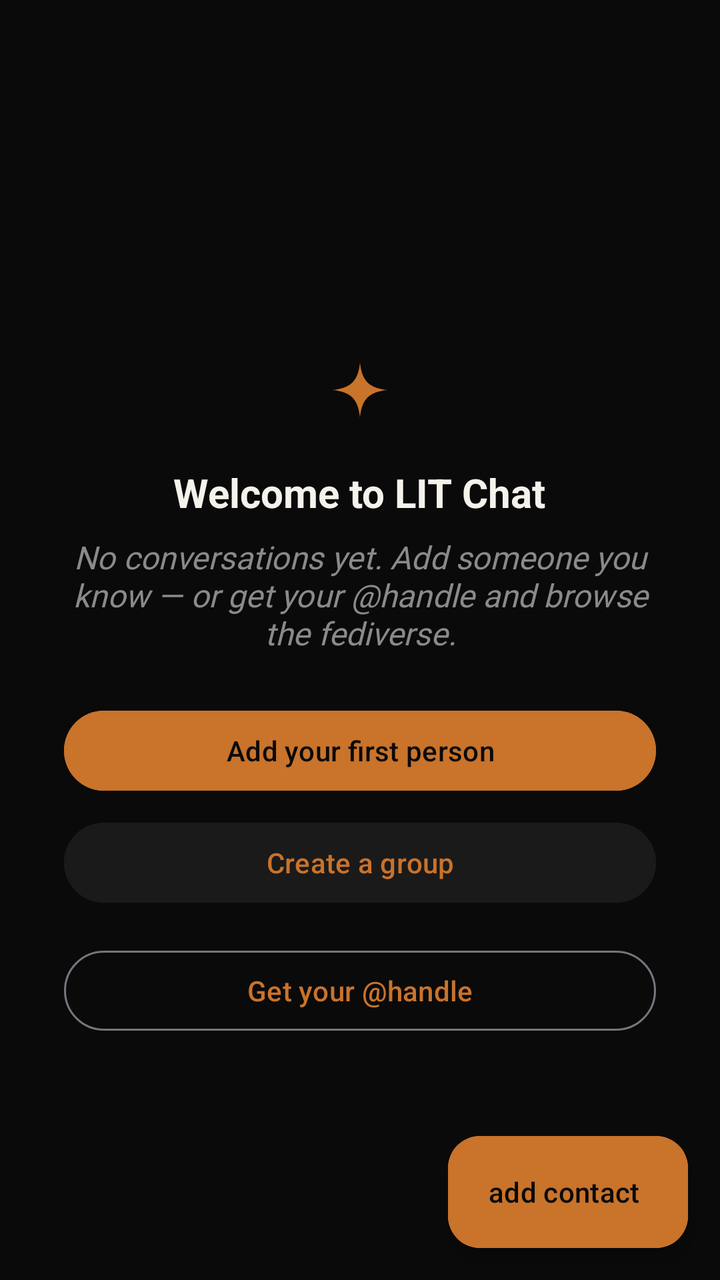
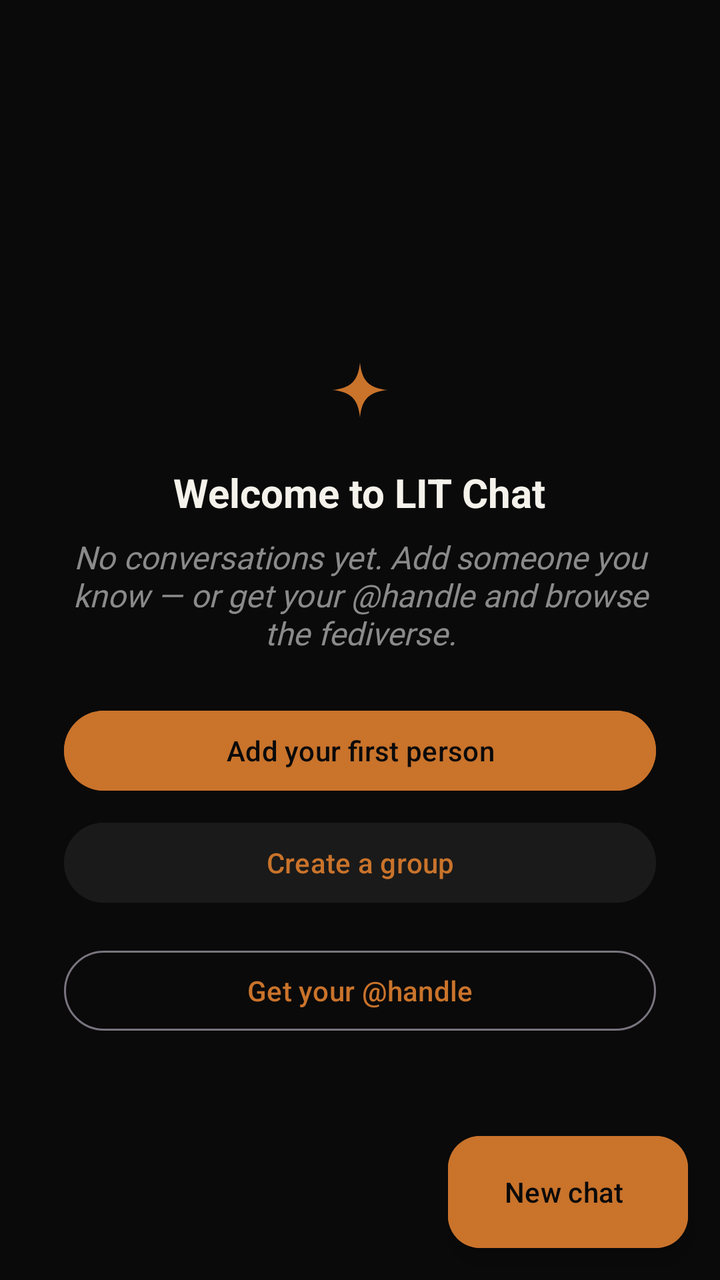

The first picture is an Android layout as it rendered before a commit; the second is the same layout after the commit. The layout source and the unified diff follow.
<!-- AndroidManifest.xml: application theme Theme.Fetchit -->
<!-- res/layout/view_chat_list.xml -->
<?xml version="1.0" encoding="utf-8"?>
<FrameLayout xmlns:android="http://schemas.android.com/apk/res/android"
    xmlns:app="http://schemas.android.com/apk/res-auto"
    android:layout_width="match_parent"
    android:layout_height="match_parent">

    
    <LinearLayout
        android:layout_width="match_parent"
        android:layout_height="match_parent"
        android:orientation="vertical">

        
        <LinearLayout
            android:id="@+id/chatIdentityBadge"
            android:layout_width="match_parent"
            android:layout_height="wrap_content"
            android:orientation="horizontal"
            android:gravity="center_vertical"
            android:paddingHorizontal="16dp"
            android:paddingVertical="10dp"
            android:background="?attr/selectableItemBackground"
            android:clickable="true"
            android:focusable="true"
            android:contentDescription="@string/chat_identity_badge_desc">

            <TextView
                android:id="@+id/chatIdentityAvatar"
                android:layout_width="36dp"
                android:layout_height="36dp"
                android:gravity="center"
                android:textColor="?attr/fetchitInk"
                android:textStyle="bold"
                android:textSize="14sp" />

            <TextView
                android:id="@+id/chatIdentityName"
                android:layout_width="0dp"
                android:layout_height="wrap_content"
                android:layout_weight="1"
                android:layout_marginStart="12dp"
                android:textColor="?attr/fetchitBone"
                android:textSize="16sp"
                android:maxLines="1"
                android:ellipsize="end" />

            
            <TextView
                android:id="@+id/chatConnectionStatus"
                android:layout_width="wrap_content"
                android:layout_height="wrap_content"
                android:layout_marginStart="8dp"
                android:fontFamily="monospace"
                android:textSize="12sp"
                android:maxLines="1" />

        </LinearLayout>

        
        <TextView
            android:id="@+id/chatConnectionLostBanner"
            android:layout_width="match_parent"
            android:layout_height="wrap_content"
            android:text="@string/chat_offline_reassurance"
            android:contentDescription="@string/chat_offline_reassurance_desc"
            android:fontFamily="monospace"
            android:textSize="13sp"
            android:gravity="center"
            android:paddingHorizontal="16dp"
            android:paddingVertical="8dp"
            android:visibility="gone" />

        
        <FrameLayout
            android:layout_width="match_parent"
            android:layout_height="0dp"
            android:layout_weight="1">

            
            <androidx.recyclerview.widget.RecyclerView
                android:id="@+id/chatContactList"
                android:layout_width="match_parent"
                android:layout_height="match_parent"
                android:paddingBottom="72dp"
                android:clipToPadding="false"
                android:visibility="gone" />

            
            <LinearLayout
                android:id="@+id/chatEmptyState"
                android:layout_width="match_parent"
                android:layout_height="match_parent"
                android:orientation="vertical"
                android:gravity="center"
                android:padding="32dp">

                <TextView
                    android:id="@+id/chatConnectingText"
                    android:layout_width="wrap_content"
                    android:layout_height="wrap_content"
                    android:text="@string/chat_connecting"
                    android:textColor="?attr/fetchitAsh"
                    android:fontFamily="monospace"
                    android:textSize="13sp"
                    android:visibility="gone" />

                <ImageView
                    android:layout_width="44dp"
                    android:layout_height="44dp"
                    android:layout_marginBottom="12dp"
                    android:src="@drawable/ic_mark_lit"
                    android:contentDescription="@string/chat_onboard_mark_desc"
                    app:tint="?attr/fetchitCopper" />

                <TextView
                    android:layout_width="wrap_content"
                    android:layout_height="wrap_content"
                    android:text="@string/chat_onboard_title"
                    android:textColor="?attr/fetchitBone"
                    android:textStyle="bold"
                    android:textSize="20sp"
                    android:gravity="center" />

                <TextView
                    android:id="@+id/onboardBodyText"
                    android:layout_width="wrap_content"
                    android:layout_height="wrap_content"
                    android:layout_marginTop="8dp"
                    android:text="@string/chat_onboard_body"
                    android:textColor="?attr/fetchitAsh"
                    android:fontFamily="@font/instrument_serif"
                    android:textStyle="italic"
                    android:textSize="16sp"
                    android:gravity="center" />

                <Button
                    android:id="@+id/onboardAddPersonButton"
                    android:layout_width="match_parent"
                    android:layout_height="wrap_content"
                    android:layout_marginTop="24dp"
                    android:text="@string/chat_onboard_add_person"
                    android:backgroundTint="?attr/fetchitCopper"
                    android:textColor="?attr/fetchitInk" />

                <Button
                    android:id="@+id/onboardCreateGroupButton"
                    android:layout_width="match_parent"
                    android:layout_height="wrap_content"
                    android:layout_marginTop="8dp"
                    android:text="@string/chat_onboard_create_group"
                    android:backgroundTint="?attr/fetchitInk3"
                    android:textColor="?attr/fetchitCopper" />

                
                <Button
                    android:id="@+id/onboardFediverseButton"
                    style="?attr/materialButtonOutlinedStyle"
                    android:layout_width="match_parent"
                    android:layout_height="wrap_content"
                    android:layout_marginTop="16dp"
                    android:text="@string/chat_onboard_fediverse"
                    android:textColor="?attr/fetchitCopper" />

            </LinearLayout>

        </FrameLayout>

    </LinearLayout>

    
    <com.google.android.material.floatingactionbutton.ExtendedFloatingActionButton
        android:id="@+id/addContactButton"
        android:layout_width="wrap_content"
        android:layout_height="wrap_content"
        android:layout_gravity="bottom|end"
        android:layout_margin="16dp"
        android:text="@string/chat_add_contact"
        android:backgroundTint="?attr/fetchitCopper"
        android:textColor="?attr/fetchitInk" />

</FrameLayout>
<!-- resources referenced by this layout -->
<resources>
  <!-- drawable ic_mark_lit (drawable) -->
  <?xml version="1.0" encoding="utf-8"?>
  <vector xmlns:android="http://schemas.android.com/apk/res/android"
      android:width="24dp"
      android:height="24dp"
      android:viewportWidth="24"
      android:viewportHeight="24">
      <path
          android:fillColor="#FFFFFFFF"
          android:pathData="M12 2.5C12.5 7.5 14.5 9.5 19.5 10 14.5 10.5 12.5 12.5 12 17.5 11.5 12.5 9.5 10.5 4.5 10 9.5 9.5 11.5 7.5 12 2.5Z" />
  </vector>
  <string name="chat_add_contact">add contact</string>
  <string name="chat_connecting">connecting…</string>
  <string name="chat_identity_badge_desc">share my code</string>
  <string name="chat_offline_reassurance">No connection. Your messages are saved and will send once you\'re back online.</string>
  <string name="chat_offline_reassurance_desc">offline — your messages are saved</string>
  <string name="chat_onboard_add_person">Add your first person</string>
  <string name="chat_onboard_body">No conversations yet. Add someone you know — or get your @handle and browse the fediverse.</string>
  <string name="chat_onboard_create_group">Create a group</string>
  <string name="chat_onboard_fediverse">Get your @handle</string>
  <string name="chat_onboard_mark_desc">LIT Chat</string>
  <string name="chat_onboard_title">Welcome to LIT Chat</string>
  <style name="Theme.Fetchit" parent="Theme.Fetchit.Dark" />
  <style name="Theme.Fetchit.Dark" parent="Theme.Fetchit.Base">
          <item name="fetchitInk">#0a0a0a</item>
          <item name="fetchitInk2">#141414</item>
          <item name="fetchitInk3">#1a1a1a</item>
          <item name="fetchitLine">#222222</item>
          <item name="fetchitBone">#f5f2eb</item>
          <item name="fetchitBoneDim">#d6cfc0</item>
          <item name="fetchitAsh">#8a8a8a</item>
          <item name="fetchitCopper">#c9732b</item>
          <item name="fetchitCopperBright">#e58a3f</item>
          <item name="fetchitRust">#ff8a7a</item>
          <item name="fetchitSignalOk">#56b292</item>
          <item name="fetchitGold">#d9a440</item>
          <item name="fetchitGoldBright">#e8bc62</item>
          <item name="android:windowLightStatusBar">false</item>
      </style>
  <style name="Theme.Fetchit.Base" parent="Theme.Material3.DayNight.NoActionBar">
          <item name="colorPrimary">?attr/fetchitCopper</item>
          <item name="colorOnPrimary">?attr/fetchitInk</item>
          <item name="colorSecondary">?attr/fetchitCopperBright</item>
          <item name="android:statusBarColor">?attr/fetchitInk</item>
          <item name="android:navigationBarColor">?attr/fetchitInk</item>
          <item name="android:windowBackground">?attr/fetchitInk</item>
      </style>
</resources>

<!-- the commit's change to res/layout/view_chat_list.xml (unified diff, before → after) -->
@@ -174,7 +174,7 @@
         android:layout_height="wrap_content"
         android:layout_gravity="bottom|end"
         android:layout_margin="16dp"
-        android:text="@string/chat_add_contact"
+        android:text="@string/chat_new_chat_fab"
         android:backgroundTint="?attr/fetchitCopper"
         android:textColor="?attr/fetchitInk" />
 
<!-- resource entries referenced after the edit -->
@@ -11,9 +11,9 @@
           android:fillColor="#FFFFFFFF"
           android:pathData="M12 2.5C12.5 7.5 14.5 9.5 19.5 10 14.5 10.5 12.5 12.5 12 17.5 11.5 12.5 9.5 10.5 4.5 10 9.5 9.5 11.5 7.5 12 2.5Z" />
   </vector>
-  <string name="chat_add_contact">add contact</string>
   <string name="chat_connecting">connecting…</string>
   <string name="chat_identity_badge_desc">share my code</string>
+  <string name="chat_new_chat_fab">New chat</string>
   <string name="chat_offline_reassurance">No connection. Your messages are saved and will send once you\'re back online.</string>
   <string name="chat_offline_reassurance_desc">offline — your messages are saved</string>
   <string name="chat_onboard_add_person">Add your first person</string>
